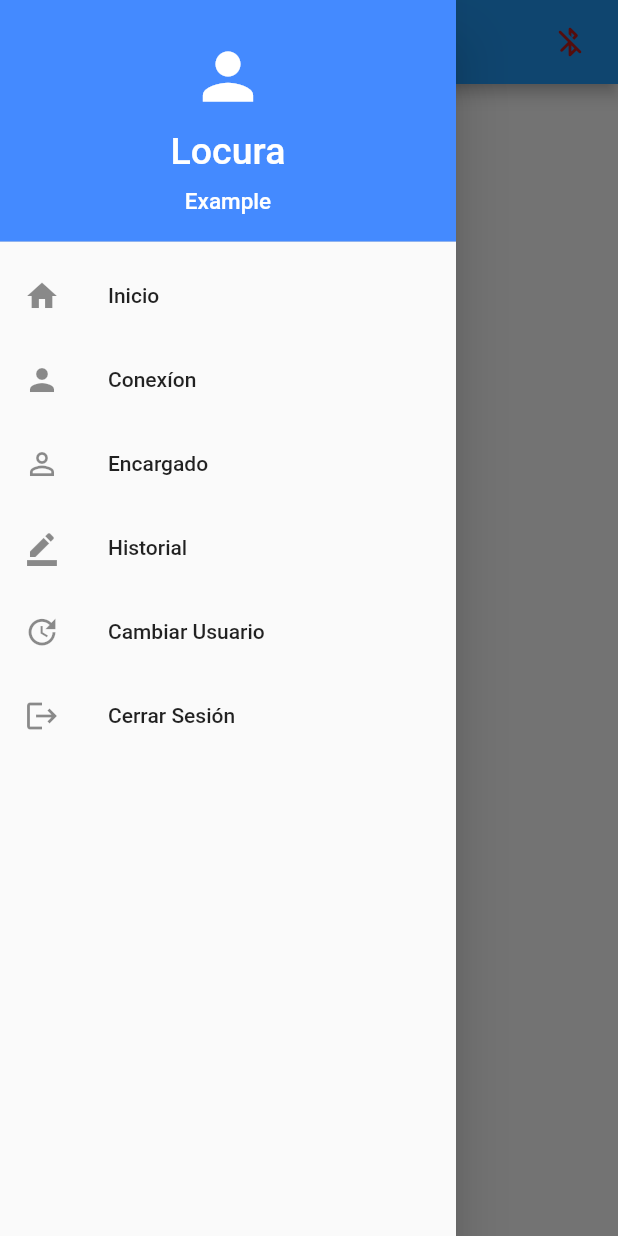
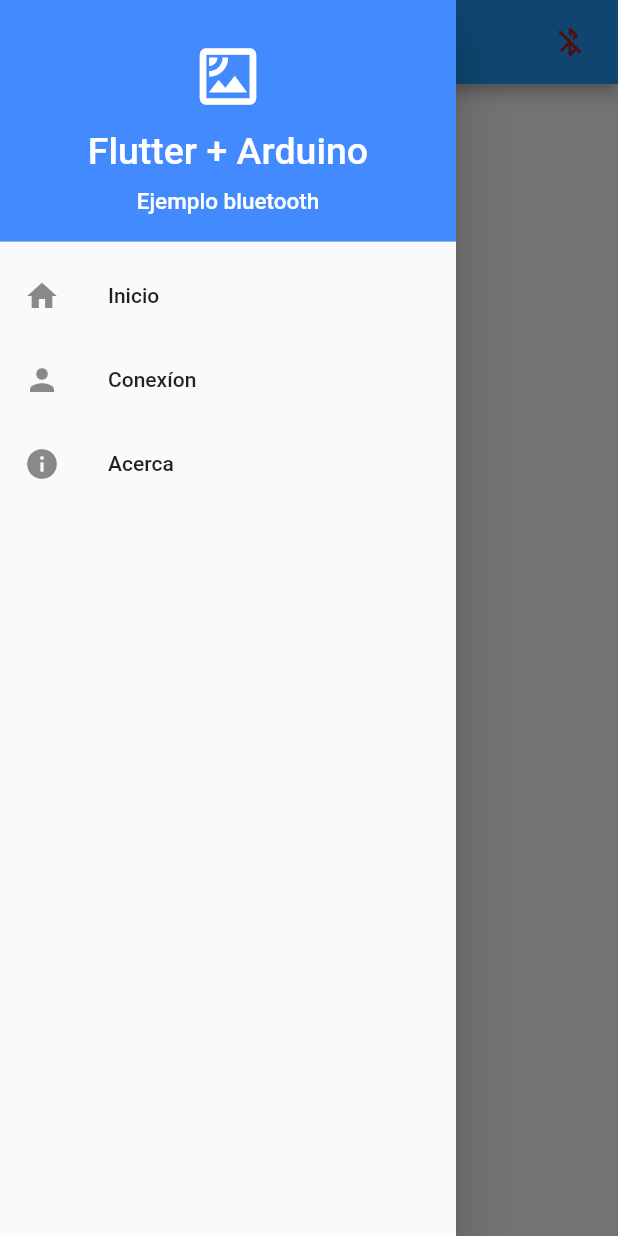
Before and after one commit to WilliBobadilla/flutterArduinoBT, a Flutter app: the screen it shows after launch, with the side drawer open, on a phone screen of 412 x 824 dp. Run offline on Flutter 3.47's test engine with Material 2 defaults, Android fonts, the phone set to English and light mode, and no system bars; our stand-ins replace flutter_bluetooth_serial, get.

Commit message:
changing minSdkVersion to 18 and adding sideBar info

```diff
--- a/lib/app/modules/home/bindings/home_binding.dart
+++ b/lib/app/modules/home/bindings/home_binding.dart
@@ -1,3 +1,4 @@
+import 'package:flutter_arduino_b_t/app/modules/conexionbt/controllers/conexionbt_controller.dart';
 import 'package:get/get.dart';
 
 import '../controllers/home_controller.dart';
@@ -8,5 +9,6 @@
     Get.lazyPut<HomeController>(
       () => HomeController(),
     );
+    Get.lazyPut(() => ConexionbtController());
   }
 }
--- a/lib/app/modules/home/controllers/home_controller.dart
+++ b/lib/app/modules/home/controllers/home_controller.dart
@@ -1,8 +1,6 @@
 import 'package:get/get.dart';
 
 class HomeController extends GetxController {
-  //TODO: Implement HomeController
-
   final count = 0.obs;
   @override
   void onInit() {
--- a/lib/app/modules/home/widgets/drawer_side.dart
+++ b/lib/app/modules/home/widgets/drawer_side.dart
@@ -14,21 +14,21 @@
               children: [
                 Center(
                   child: Icon(
-                    Icons.person,
+                    Icons.satellite_outlined,
                     color: Colors.white,
                     size: 50.0,
                   ),
                 ),
                 Center(
                   child: Text(
-                    "Locura",
+                    "Flutter + Arduino",
                     textAlign: TextAlign.center,
                     style: TextStyle(color: Colors.white, fontSize: 25),
                   ),
                 ),
                 Center(
                   child: Text(
-                    "Example",
+                    "Ejemplo bluetooth",
                     textAlign: TextAlign.center,
                     style: TextStyle(
                       color: Colors.white,
@@ -65,28 +65,15 @@
             },
           ),
           ListTile(
-            leading: Icon(Icons.person_outline),
-            title: Text('Encargado'),
-            onTap: () {},
-          ),
-          Column(
-            children: [
-              ListTile(
-                leading: Icon(Icons.border_color),
-                title: Text('Historial'),
-                onTap: () {},
-              ),
-            ],
-          ),
-          ListTile(
-            leading: Icon(Icons.update),
-            title: Text('Cambiar Usuario'),
-            onTap: () {},
-          ),
-          ListTile(
-            leading: Icon(Icons.logout),
-            title: Text('Cerrar Sesión'),
-            onTap: () {},
+            leading: Icon(Icons.info),
+            title: Text('Acerca '),
+            onTap: () {
+              if (Get.currentRoute == Routes.CONEXIONBT) {
+                Get.back();
+              } else {
+                Get.toNamed(Routes.CONEXIONBT);
+              }
+            },
           ),
         ],
       ),
```
Also changed, not shown: 2 other files.
